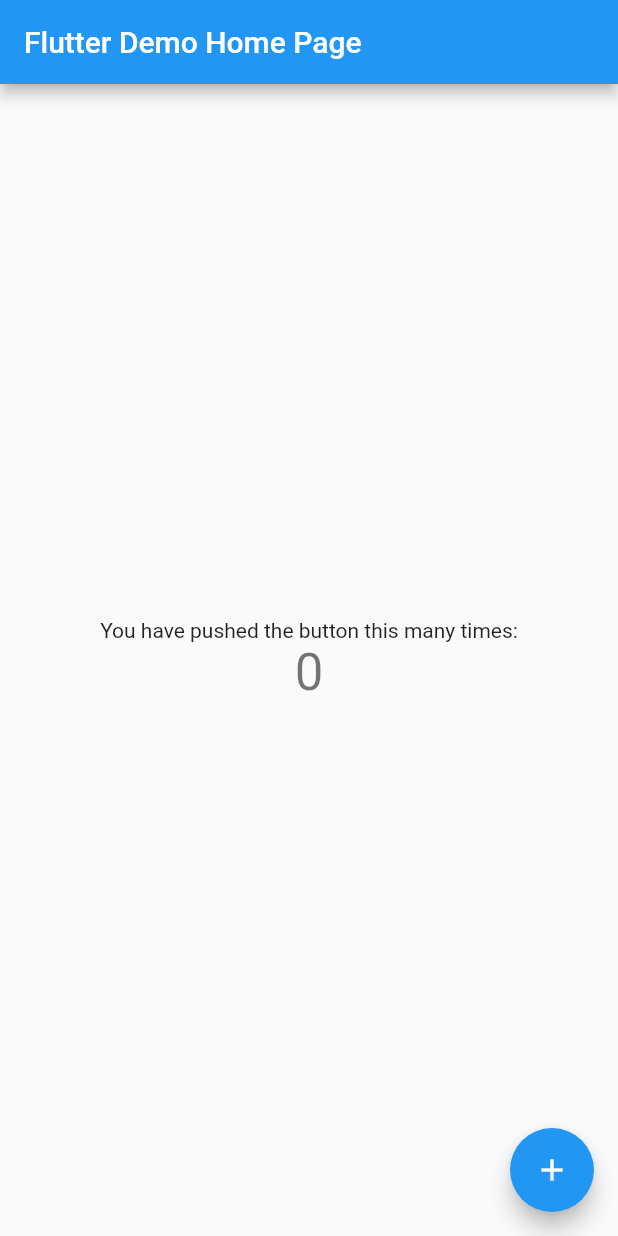
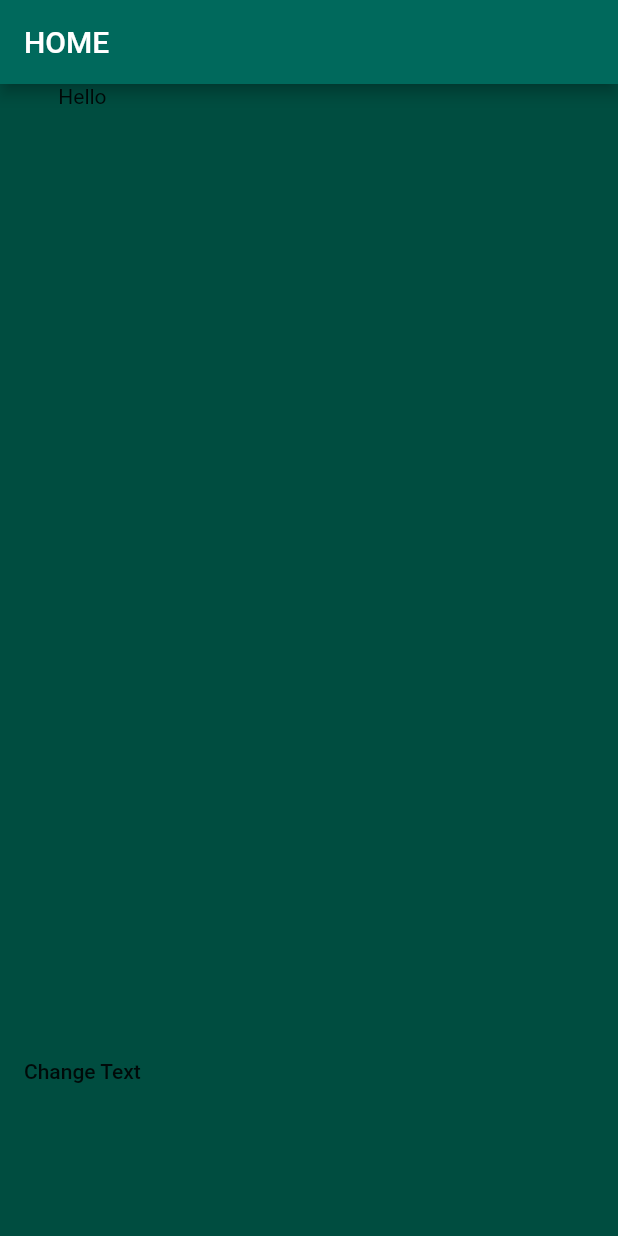
Before and after one commit to anniechakraborty/practice-1, a Flutter app: the screen it shows after launch, on a phone screen of 412 x 824 dp. Run offline on Flutter 3.47's test engine with Material 2 defaults, Android fonts, the phone set to English and light mode, and no system bars.

Commit message:
pressing the button changes the text

```diff
--- a/lib/main.dart
+++ b/lib/main.dart
@@ -3,60 +3,64 @@ import 'package:flutter/material.dart';
 void main() => runApp(MyApp());
 
 class MyApp extends StatelessWidget {
-  // This widget is the root of your application.
   @override
   Widget build(BuildContext context) {
     return MaterialApp(
-      title: 'Flutter Demo',
-      theme: ThemeData(
-        primarySwatch: Colors.blue,
-      ),
-      home: MyHomePage(title: 'Flutter Demo Home Page'),
+      title: 'Practice 1',
+      home: Home(),
     );
   }
 }
 
-class MyHomePage extends StatefulWidget {
-  MyHomePage({Key key, this.title}) : super(key: key);
-  final String title;
-
+class Home extends StatefulWidget {
   @override
-  _MyHomePageState createState() => _MyHomePageState();
+  _HomeState createState() => _HomeState();
 }
 
-class _MyHomePageState extends State<MyHomePage> {
-  int _counter = 0;
-
-  void _incrementCounter() {
-    setState(() {
-      _counter++;
-    });
-  }
-
+class _HomeState extends State<Home> {
+  List _data = [
+    'Hello',
+    'Hi',
+    'I am Annie',
+    'Lorem Ipsum',
+    'Jenny',
+    'New Text'
+  ];
+  int _index = 0;
   @override
   Widget build(BuildContext context) {
     return Scaffold(
       appBar: AppBar(
-        title: Text(widget.title),
+        title: Text(
+          'HOME',
+        ),
+        backgroundColor: Colors.teal.shade800,
       ),
-      body: Center(
-        child: Column(
-          mainAxisAlignment: MainAxisAlignment.center,
-          children: <Widget>[
-            Text(
-              'You have pushed the button this many times:',
+      backgroundColor: Colors.teal.shade900,
+      body: Column(
+        mainAxisAlignment: MainAxisAlignment.center,
+        crossAxisAlignment: CrossAxisAlignment.center,
+        children: <Widget>[
+          Expanded(
+            child: Text(_data[_index]),
+            flex: 5,
+          ),
+          Expanded(
+            flex: 2,
+            child: FlatButton(
+              onPressed: () {
+                setState(() {
+                  if (_index < _data.length) {
+                    _index++;
+                  } else {
+                    _index = 0;
+                  }
+                });
+              },
+              child: Text('Change Text'),
             ),
-            Text(
-              '$_counter',
-              style: Theme.of(context).textTheme.display1,
-            ),
-          ],
-        ),
-      ),
-      floatingActionButton: FloatingActionButton(
-        onPressed: _incrementCounter,
-        tooltip: 'Increment',
-        child: Icon(Icons.add),
+          )
+        ],
       ),
     );
   }
```
